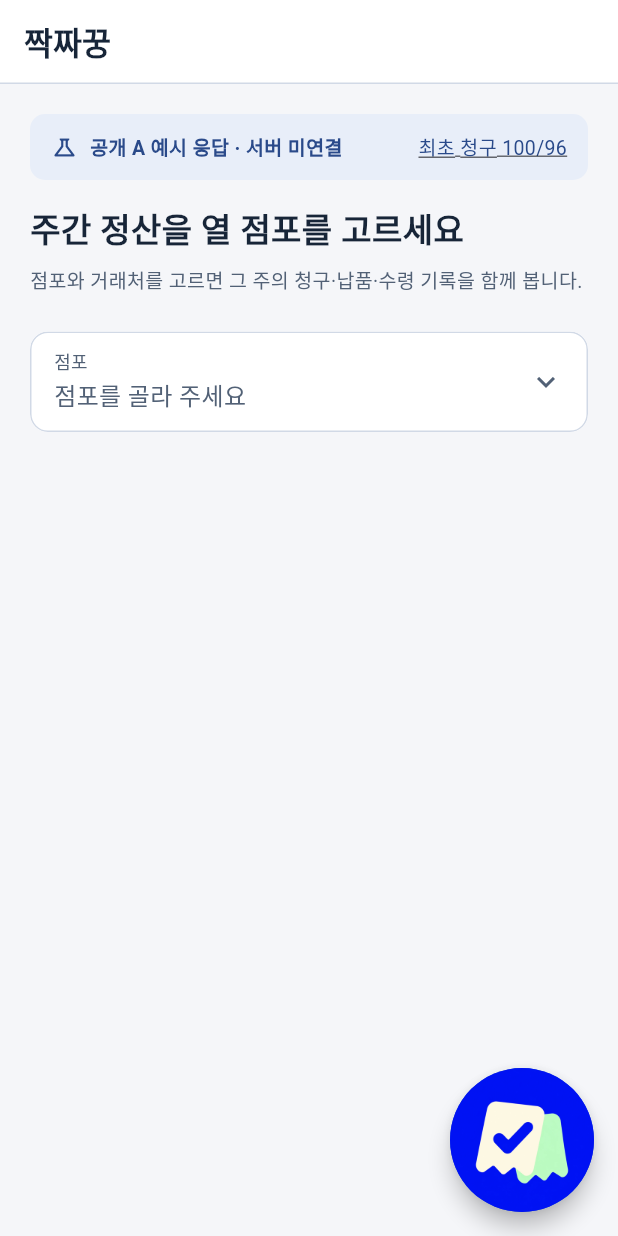
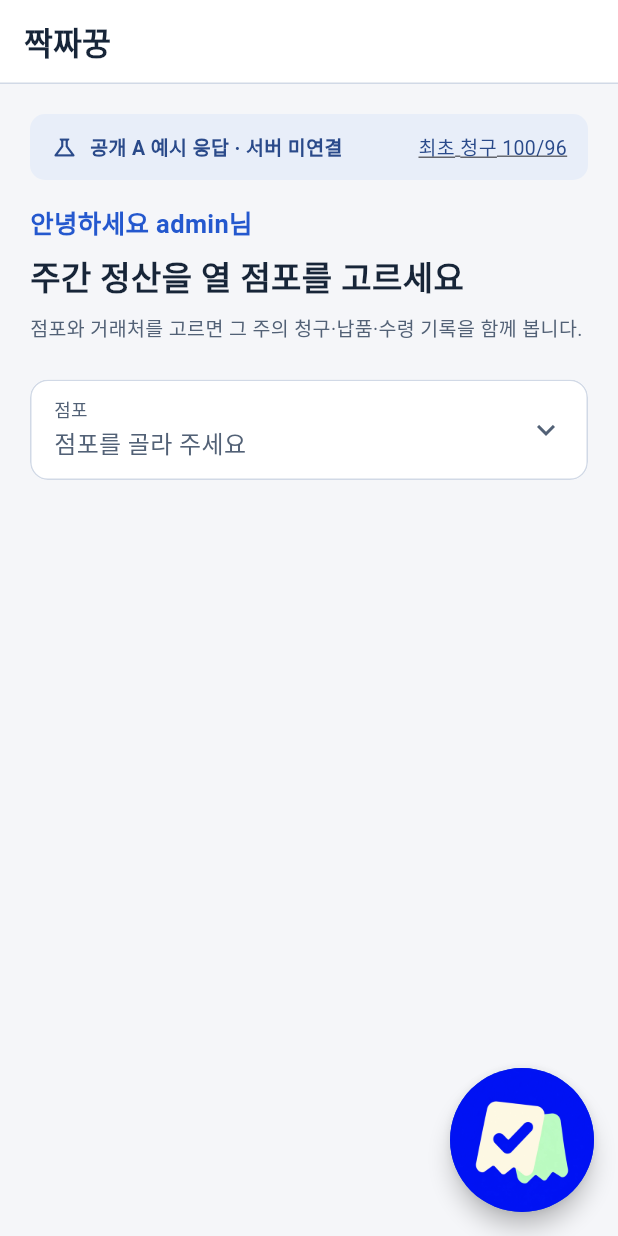
Before and after one commit to JJak-JJak-GGeung/JJak-JJak-GGeung-Frontend, a Flutter app: the screen it shows after launch, on a phone screen of 412 x 824 dp. Run offline on Flutter 3.47's test engine with Material 3 defaults, Android fonts, the phone set to English and light mode, and no system bars; our stand-ins replace file_picker, flutter_riverpod, go_router, supabase_flutter; missing offline and left inert: record; accounts and stored records are empty.

Commit message:
feat(ui): 첫 화면에 '안녕하세요 admin님' 인사 문구 추가
Co-Authored-By: Claude Opus 5.5 <noreply@anthropic.com>

```diff
--- a/lib/features/ui/start.dart
+++ b/lib/features/ui/start.dart
@@ -104,6 +104,8 @@ class _StartScreenState extends ConsumerState<StartScreen> {
           ),
         ),
         children: [
+          Text('안녕하세요 admin님', style: Txt.section.copyWith(color: Palette.primary)),
+          const SizedBox(height: 6),
           const Text('주간 정산을 열 점포를 고르세요', style: Txt.title),
           const SizedBox(height: 8),
           const Text('점포와 거래처를 고르면 그 주의 청구·납품·수령 기록을 함께 봅니다.', style: Txt.label),
```
